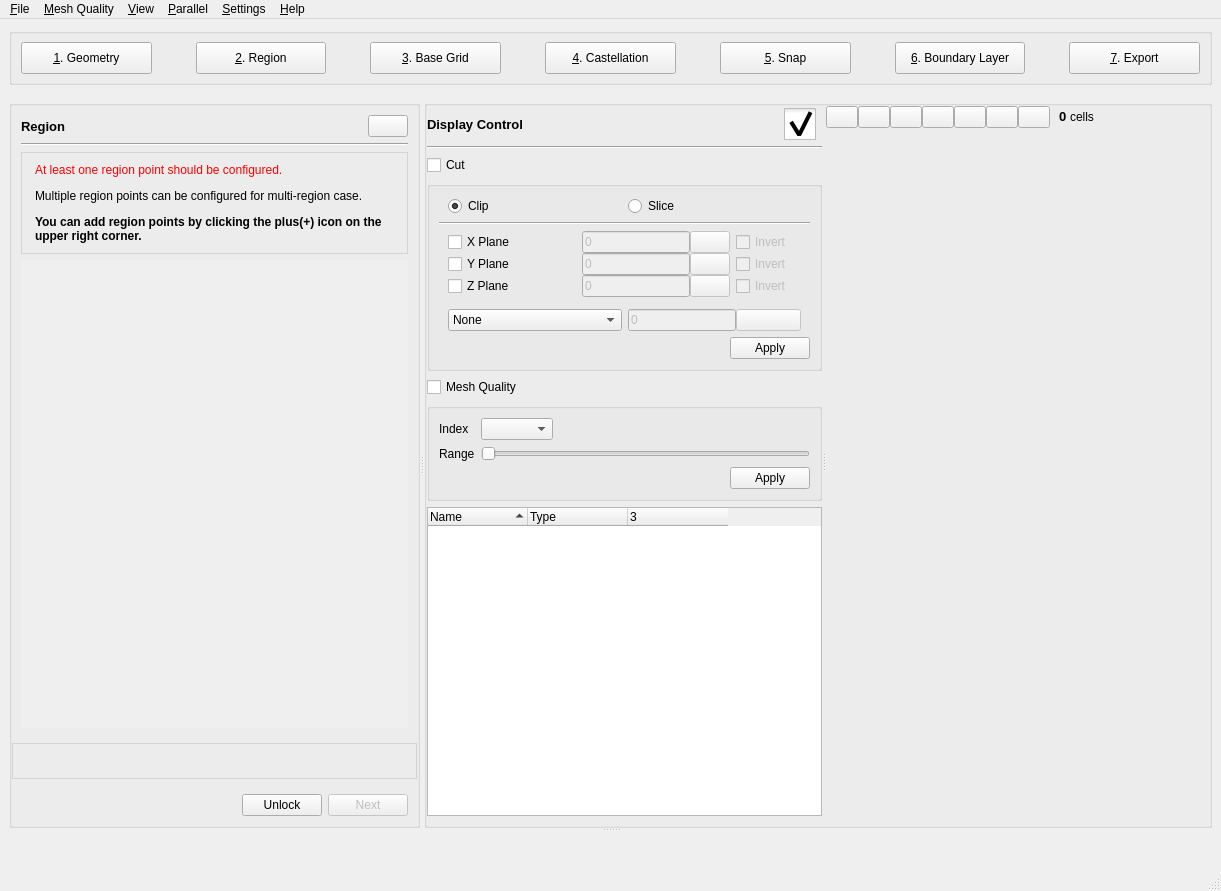
Before: the Qt Designer form baramMesh/view/main_window/main_window.ui in nextfoam/baram, drawn with Qt 5.
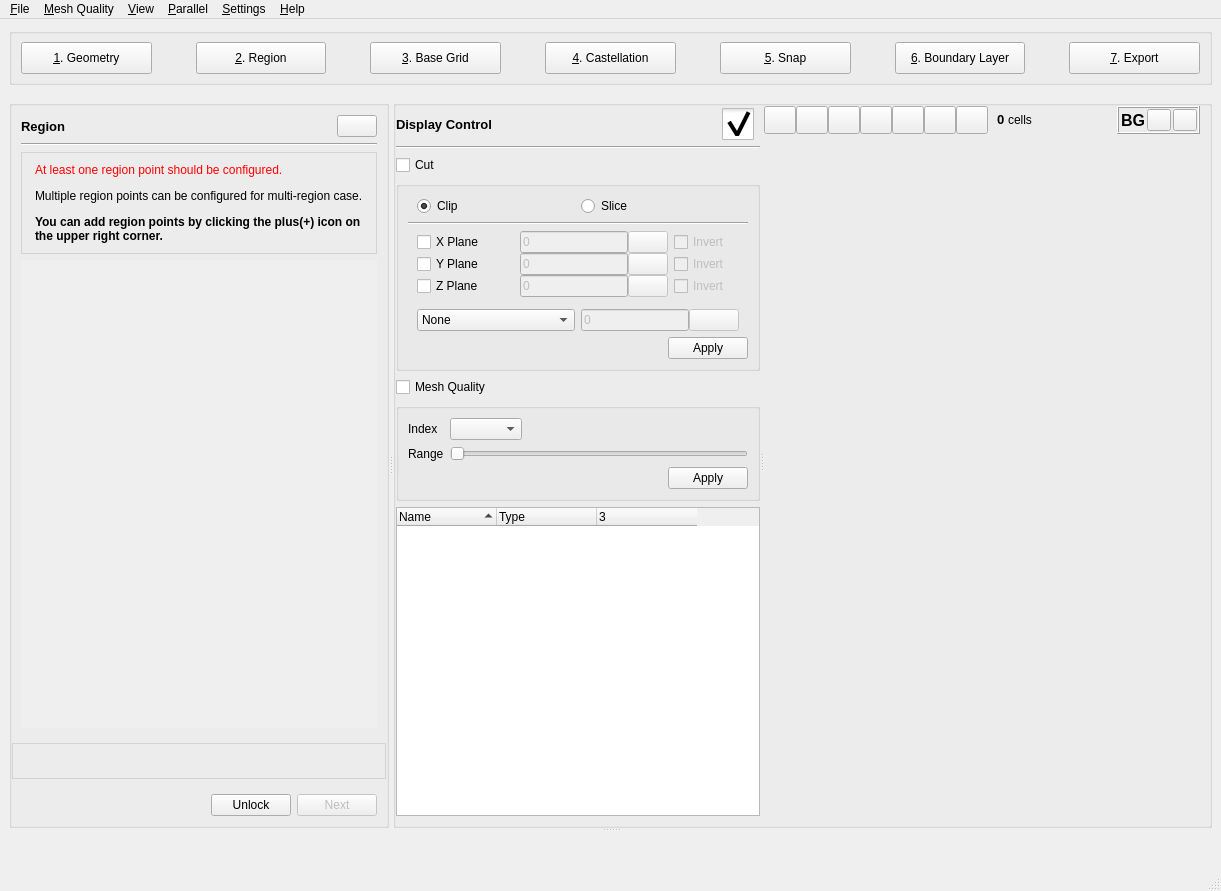
After: the same form once the commit is applied. The open tabs and pages were chosen to show the change. Icons and pictures are not drawn. Custom widgets are drawn as their Qt base class.

Commit message: Issue baram#361 baramMesh에 rendering view 배경 색 설정 기능 적용

What changed in the file:
```diff
--- a/baramMesh/view/main_window/main_window.ui
+++ b/baramMesh/view/main_window/main_window.ui
@@ -612,8 +612,8 @@
                        <rect>
                         <x>0</x>
                         <y>0</y>
-                        <width>65</width>
-                        <height>16</height>
+                        <width>100</width>
+                        <height>30</height>
                        </rect>
                       </property>
                      </widget>
@@ -3415,6 +3415,72 @@
                         </property>
                        </spacer>
                       </item>
+                      <item>
+                       <widget class="QFrame" name="frame_2">
+                        <property name="frameShape">
+                         <enum>QFrame::Box</enum>
+                        </property>
+                        <property name="frameShadow">
+                         <enum>QFrame::Raised</enum>
+                        </property>
+                        <layout class="QHBoxLayout" name="horizontalLayout_27">
+                         <property name="spacing">
+                          <number>2</number>
+                         </property>
+                         <property name="leftMargin">
+                          <number>2</number>
+                         </property>
+                         <property name="topMargin">
+                          <number>1</number>
+                         </property>
+                         <property name="rightMargin">
+                          <number>1</number>
+                         </property>
+                         <property name="bottomMargin">
+                          <number>1</number>
+                         </property>
+                         <item>
+                          <widget class="QLabel" name="label_64">
+                           <property name="font">
+                            <font>
+                             <pointsize>12</pointsize>
+                             <bold>true</bold>
+                            </font>
+                           </property>
+                           <property name="text">
+                            <string>BG</string>
+                           </property>
+                          </widget>
+                         </item>
+                         <item>
+                          <widget class="QPushButton" name="bg2">
+                           <property name="maximumSize">
+                            <size>
+                             <width>24</width>
+                             <height>24</height>
+                            </size>
+                           </property>
+                           <property name="text">
+                            <string/>
+                           </property>
+                          </widget>
+                         </item>
+                         <item>
+                          <widget class="QPushButton" name="bg1">
+                           <property name="maximumSize">
+                            <size>
+                             <width>24</width>
+                             <height>24</height>
+                            </size>
+                           </property>
+                           <property name="text">
+                            <string/>
+                           </property>
+                          </widget>
+                         </item>
+                        </layout>
+                       </widget>
+                      </item>
                      </layout>
                     </widget>
                    </item>
```
Left out of the diff: 2 changed lines with no effect on the pictures. The commit also changes 1 other file.
